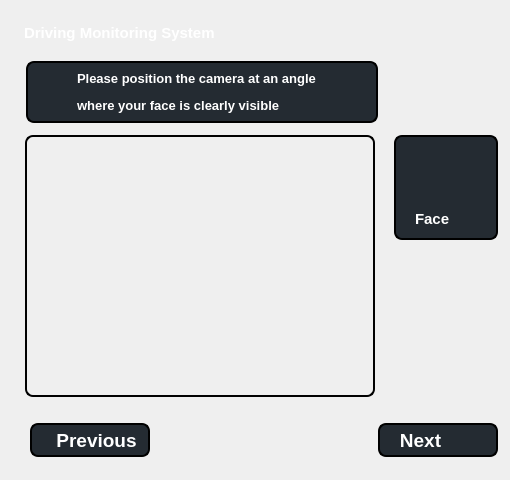
Old version of the form dms_client/ui/camsetpage.ui in the repository veda-team4/dms.
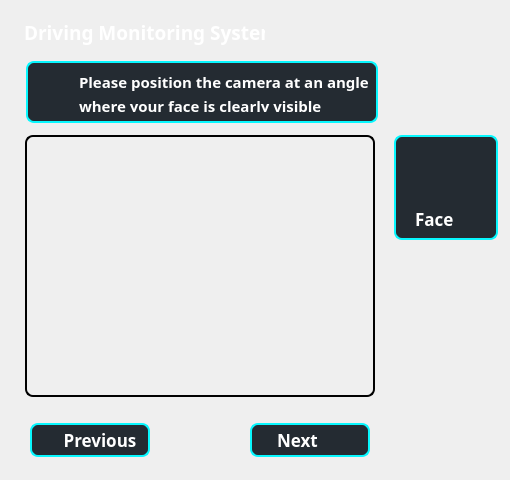
New version of the form. Icons and pictures are not drawn.

```diff
--- a/dms_client/ui/camsetpage.ui
+++ b/dms_client/ui/camsetpage.ui
@@ -67,6 +67,7 @@
    </property>
    <property name="styleSheet">
     <string notr="true">border: 2px solid black;
+border-color: rgb(8, 247, 254);
 border-radius: 8px;
 background-color: rgb(36, 43, 50);
 outline: none;
@@ -121,7 +122,7 @@
   <widget class="QPushButton" name="nextButton">
    <property name="geometry">
     <rect>
-     <x>378</x>
+     <x>250</x>
      <y>423</y>
      <width>120</width>
      <height>34</height>
@@ -135,7 +136,8 @@
    </property>
    <property name="font">
     <font>
-     <pointsize>14</pointsize>
+     <family>Nunito</family>
+     <pointsize>13</pointsize>
      <bold>true</bold>
     </font>
    </property>
@@ -144,9 +146,10 @@
     border: 2px solid black;
     border-radius: 8px;
     background-color: rgb(36, 43, 50);
+	border-color: rgb(8, 247, 254);
     outline: none;
 	color: white;
-	padding-right: 35px;
+	padding-right: 25px;
 }
 
 QPushButton:focus {
@@ -178,7 +181,8 @@
    </property>
    <property name="font">
     <font>
-     <pointsize>14</pointsize>
+     <family>Nunito</family>
+     <pointsize>13</pointsize>
      <bold>true</bold>
     </font>
    </property>
@@ -187,9 +191,10 @@
     border: 2px solid black;
     border-radius: 8px;
     background-color: rgb(36, 43, 50);
+	border-color: rgb(8, 247, 254);
     outline: none;
 	color: white;
-padding-left: 13px;
+	padding-left: 20px;
 }
 
 QPushButton:focus {
@@ -207,15 +212,16 @@
   <widget class="QLabel" name="infotext">
    <property name="geometry">
     <rect>
-     <x>77</x>
+     <x>79</x>
      <y>71</y>
      <width>293</width>
-     <height>42</height>
+     <height>41</height>
     </rect>
    </property>
    <property name="font">
     <font>
-     <pointsize>10</pointsize>
+     <family>Nunito</family>
+     <pointsize>11</pointsize>
      <bold>true</bold>
     </font>
    </property>
@@ -233,7 +239,17 @@
     <number>0</number>
    </property>
    <property name="text">
-    <string>&lt;html&gt;&lt;head/&gt;&lt;body&gt;&lt;p&gt;&lt;span style=&quot; color:#ffffff;&quot;&gt;Please position the camera at an angle&lt;/span&gt;&lt;/p&gt;&lt;p&gt;&lt;span style=&quot; color:#ffffff;&quot;&gt;where your face is clearly visible&lt;/span&gt;&lt;/p&gt;&lt;/body&gt;&lt;/html&gt;</string>
+    <string>&lt;html&gt;
+  &lt;body&gt;
+    &lt;div style=&quot;color:#ffffff; margin-bottom: 2px;&quot;&gt;
+      Please position the camera at an angle
+    &lt;/div&gt;
+    &lt;div style=&quot;color:#ffffff; margin-top: 2px;&quot;&gt;
+      where your face is clearly visible
+    &lt;/div&gt;
+  &lt;/body&gt;
+&lt;/html&gt;
+</string>
    </property>
    <property name="wordWrap">
     <bool>false</bool>
@@ -242,8 +258,8 @@
   <widget class="QLabel" name="lock">
    <property name="geometry">
     <rect>
-     <x>38</x>
-     <y>77</y>
+     <x>39</x>
+     <y>76</y>
      <width>31</width>
      <height>31</height>
     </rect>
@@ -259,14 +275,15 @@
   <widget class="QLabel" name="left">
    <property name="geometry">
     <rect>
-     <x>17</x>
-     <y>415</y>
-     <width>51</width>
-     <height>51</height>
+     <x>30</x>
+     <y>425</y>
+     <width>30</width>
+     <height>30</height>
     </rect>
    </property>
    <property name="styleSheet">
-    <string notr="true">image: url(:/images/image/arrow_left.png);</string>
+    <string notr="true">image: url(:/images/image/arrow_left.png);
+background-color: transparent;</string>
    </property>
    <property name="text">
     <string/>
@@ -275,14 +292,15 @@
   <widget class="QLabel" name="right">
    <property name="geometry">
     <rect>
-     <x>458</x>
-     <y>415</y>
-     <width>51</width>
-     <height>51</height>
+     <x>339</x>
+     <y>425</y>
+     <width>30</width>
+     <height>30</height>
     </rect>
    </property>
    <property name="styleSheet">
-    <string notr="true">image: url(:/images/image/arrow_right.png);</string>
+    <string notr="true">image: url(:/images/image/arrow_right.png);
+background-color: transparent;</string>
    </property>
    <property name="text">
     <string/>
@@ -324,6 +342,7 @@
    </property>
    <property name="styleSheet">
     <string notr="true">border: 2px solid black;
+border-color: rgb(8, 247, 254);
 border-radius: 8px;
 background-color: rgb(36, 43, 50);
 outline: none;
@@ -380,12 +399,14 @@
    </property>
    <property name="font">
     <font>
-     <pointsize>11</pointsize>
+     <family>Nunito</family>
+     <pointsize>13</pointsize>
      <bold>true</bold>
     </font>
    </property>
    <property name="styleSheet">
-    <string notr="true">color: rgb(255, 255, 255);</string>
+    <string notr="true">color: rgb(255, 255, 255);
+background-color: transparent;</string>
    </property>
    <property name="text">
     <string>Face</string>
@@ -394,14 +415,15 @@
   <widget class="QLabel" name="empty_checkbox">
    <property name="geometry">
     <rect>
-     <x>456</x>
-     <y>205</y>
+     <x>458</x>
+     <y>206</y>
      <width>24</width>
      <height>24</height>
     </rect>
    </property>
    <property name="styleSheet">
-    <string notr="true">image: url(:/images/image/empty_check_box.png);</string>
+    <string notr="true">image: url(:/images/image/empty_check_box.png);
+background-color: transparent;</string>
    </property>
    <property name="text">
     <string/>
@@ -410,14 +432,15 @@
   <widget class="QLabel" name="checkbox">
    <property name="geometry">
     <rect>
-     <x>456</x>
-     <y>205</y>
+     <x>458</x>
+     <y>206</y>
      <width>24</width>
      <height>24</height>
     </rect>
    </property>
    <property name="styleSheet">
-    <string notr="true">image: url(:/images/image/check_box.png);</string>
+    <string notr="true">image: url(:/images/image/check_box.png);
+background-color: transparent;</string>
    </property>
    <property name="text">
     <string/>
@@ -428,18 +451,20 @@
     <rect>
      <x>24</x>
      <y>20</y>
-     <width>230</width>
+     <width>241</width>
      <height>25</height>
     </rect>
    </property>
    <property name="font">
     <font>
-     <pointsize>11</pointsize>
+     <family>Nunito</family>
+     <pointsize>14</pointsize>
      <bold>true</bold>
     </font>
    </property>
    <property name="styleSheet">
-    <string notr="true">color: rgb(255, 255, 255);</string>
+    <string notr="true">color: rgb(255, 255, 255);
+background-color: transparent;</string>
    </property>
    <property name="text">
     <string>Driving Monitoring System</string>
@@ -448,14 +473,15 @@
   <widget class="QLabel" name="smallcar">
    <property name="geometry">
     <rect>
-     <x>255</x>
+     <x>263</x>
      <y>21</y>
      <width>24</width>
      <height>24</height>
     </rect>
    </property>
    <property name="styleSheet">
-    <string notr="true">image: url(:/images/image/smallcar.png);</string>
+    <string notr="true">image: url(:/images/image/smallcar.png);
+background-color: transparent;</string>
    </property>
    <property name="text">
     <string/>
```
Left out of the diff: 11 changed lines with no effect on the pictures.
